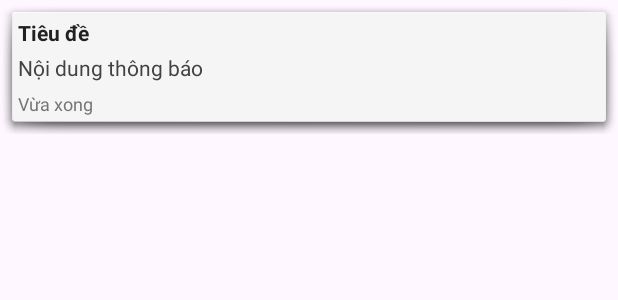
After one commit to 24130309-commits/StoryVerse, an Android app: the layout item_notification.xml on its own in the app's theme, with its tools: preview values and no code run, on a phone screen of 412 x 824 dp. The commit adds this screen. Shown: the top 300 px of the screen. Run offline under Robolectric (Android 15) with nearby library versions, the phone set to English and light mode, and no system bars.

Commit message:
chuc nang thong bao

```diff
--- /dev/null
+++ b/app/src/main/res/layout/item_notification.xml
@@ -0,0 +1,35 @@
+<?xml version="1.0" encoding="utf-8"?>
+<LinearLayout xmlns:android="http://schemas.android.com/apk/res/android"
+    android:id="@+id/layoutNotification"
+    android:layout_width="match_parent"
+    android:layout_height="wrap_content"
+    android:orientation="vertical"
+    android:padding="12dp"
+    android:layout_marginBottom="8dp"
+    android:background="@android:drawable/dialog_holo_light_frame">
+
+    <TextView
+        android:id="@+id/tvNotificationTitle"
+        android:layout_width="match_parent"
+        android:layout_height="wrap_content"
+        android:text="Tiêu đề"
+        android:textStyle="bold"
+        android:textColor="#212121" />
+
+    <TextView
+        android:id="@+id/tvNotificationMessage"
+        android:layout_width="match_parent"
+        android:layout_height="wrap_content"
+        android:layout_marginTop="4dp"
+        android:text="Nội dung thông báo"
+        android:textColor="#424242" />
+
+    <TextView
+        android:id="@+id/tvNotificationTime"
+        android:layout_width="wrap_content"
+        android:layout_height="wrap_content"
+        android:layout_marginTop="6dp"
+        android:text="Vừa xong"
+        android:textSize="12sp"
+        android:textColor="#757575" />
+</LinearLayout>
```
Also changed, not shown: app/src/main/java/com/example/storyverse/adapter/NotificationAdapter.java (+44 -19 lines), app/src/main/java/com/example/storyverse/data/remote/firebase/FirebaseMessagingManager.java (+8 -1 lines), app/src/main/java/com/example/storyverse/data/remote/firebase/NotificationFirestoreDataSource.java (added, +48 -0 lines), app/src/main/java/com/example/storyverse/ui/notification/NotificationFragment.java (added, +132 -0 lines), app/src/main/java/com/example/storyverse/ui/profile/ProfileFragment.java (+10 -0 lines), app/src/main/java/com/example/storyverse/ui/settings/SettingsFragment.java (+19 -0 lines), app/src/main/res/layout/fragment_notifications.xml (added, +50 -0 lines), app/src/main/res/layout/fragment_profile.xml (+7 -0 lines), app/src/main/res/navigation/nav_graph.xml (+9 -0 lines).
